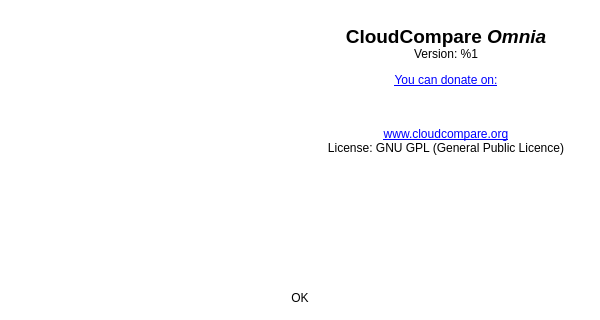
Before: the Qt Designer form qCC/ui_templates/aboutDlg.ui in CloudCompare/CloudCompare, drawn with Qt 5.
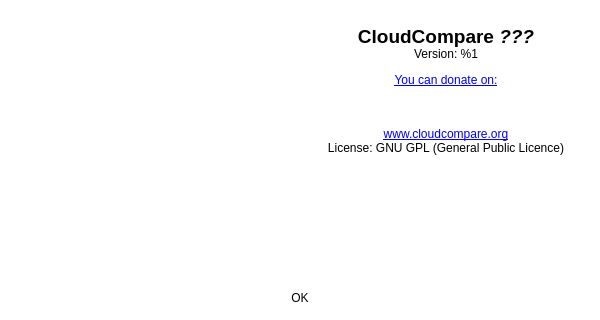
After: the same form once the commit is applied. Icons and pictures are not drawn.

Commit message: We need a name for the new version (and discuss whether it will be 2.10 or 3.0 ;)

The edit to the form file:
```diff
--- a/qCC/ui_templates/aboutDlg.ui
+++ b/qCC/ui_templates/aboutDlg.ui
@@ -35,7 +35,7 @@
      <item>
       <widget class="QLabel" name="labelText">
        <property name="text">
-        <string>&lt;html&gt;&lt;head/&gt;&lt;body&gt;&lt;p align=&quot;center&quot;&gt;&lt;img src=&quot;:/CC/Icons/images/icon/cc_icon_64.png&quot;/&gt;&lt;br/&gt;&lt;span style=&quot; font-size:14pt; font-weight:600;&quot;&gt;CloudCompare &lt;i&gt;Omnia&lt;/i&gt;&lt;br/&gt;&lt;/span&gt;Version: %1&lt;/p&gt;&lt;p align=&quot;center&quot;&gt;&lt;a href=&quot;http://www.pledgie.com/campaigns/19052&quot;&gt;&lt;span style=&quot; text-decoration: underline; color:#0000ff;&quot;&gt;You can donate on:&lt;br/&gt;&lt;/span&gt;&lt;/a&gt;&lt;a href=&quot;http://www.pledgie.com/campaigns/19052&quot;&gt;&lt;img src=&quot;:/CC/images/pledgielogo.png&quot;/&gt;&lt;/a&gt;&lt;br/&gt;&lt;/p&gt;&lt;p align=&quot;center&quot;&gt;&lt;a href=&quot;http://www.cloudcompare.org&quot;&gt;&lt;span style=&quot; text-decoration: underline; color:#0000ff;&quot;&gt;www.cloudcompare.org&lt;br/&gt;&lt;/span&gt;&lt;/a&gt;License: GNU GPL (General Public Licence)&lt;/p&gt;&lt;/body&gt;&lt;/html&gt;</string>
+        <string>&lt;html&gt;&lt;head/&gt;&lt;body&gt;&lt;p align=&quot;center&quot;&gt;&lt;img src=&quot;:/CC/Icons/images/icon/cc_icon_64.png&quot;/&gt;&lt;br/&gt;&lt;span style=&quot; font-size:14pt; font-weight:600;&quot;&gt;CloudCompare &lt;/span&gt;&lt;span style=&quot; font-size:14pt; font-weight:600; font-style:italic;&quot;&gt;???&lt;/span&gt;&lt;span style=&quot; font-size:14pt; font-weight:600;&quot;&gt;&lt;br/&gt;&lt;/span&gt;Version: %1&lt;/p&gt;&lt;p align=&quot;center&quot;&gt;&lt;a href=&quot;http://www.pledgie.com/campaigns/19052&quot;&gt;&lt;span style=&quot; text-decoration: underline; color:#0000ff;&quot;&gt;You can donate on:&lt;br/&gt;&lt;/span&gt;&lt;/a&gt;&lt;a href=&quot;http://www.pledgie.com/campaigns/19052&quot;&gt;&lt;img src=&quot;:/CC/images/pledgielogo.png&quot;/&gt;&lt;/a&gt;&lt;br/&gt;&lt;/p&gt;&lt;p align=&quot;center&quot;&gt;&lt;a href=&quot;http://www.cloudcompare.org&quot;&gt;&lt;span style=&quot; text-decoration: underline; color:#0000ff;&quot;&gt;www.cloudcompare.org&lt;br/&gt;&lt;/span&gt;&lt;/a&gt;License: GNU GPL (General Public Licence)&lt;/p&gt;&lt;/body&gt;&lt;/html&gt;</string>
        </property>
        <property name="openExternalLinks">
         <bool>true</bool>
```
